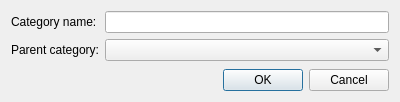
Above: src/addCategoryDialog.ui from d2uriel/Budget before the change. Below: the same form after it.
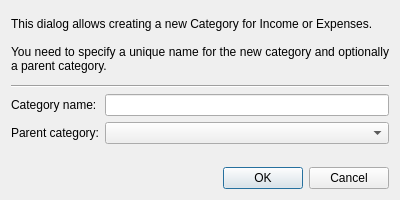
That is the form after the change.

Commit message: Added help text labels to all dialogs. They can be toggled on or off by F1 shortcut or Help > Hide help texts in dialogs.

```diff
--- a/src/addCategoryDialog.ui
+++ b/src/addCategoryDialog.ui
@@ -7,13 +7,35 @@
     <x>0</x>
     <y>0</y>
     <width>400</width>
-    <height>102</height>
+    <height>200</height>
    </rect>
   </property>
   <property name="windowTitle">
    <string>Household Budget - Add category</string>
   </property>
   <layout class="QVBoxLayout" name="verticalLayout">
+   <item>
+    <widget class="QLabel" name="label_helpText">
+     <property name="text">
+      <string>This dialog allows creating a new Category for Income or Expenses.
+
+You need to specify a unique name for the new category and optionally a parent category.</string>
+     </property>
+     <property name="alignment">
+      <set>Qt::AlignJustify|Qt::AlignVCenter</set>
+     </property>
+     <property name="wordWrap">
+      <bool>true</bool>
+     </property>
+    </widget>
+   </item>
+   <item>
+    <widget class="Line" name="line">
+     <property name="orientation">
+      <enum>Qt::Horizontal</enum>
+     </property>
+    </widget>
+   </item>
    <item>
     <layout class="QFormLayout" name="formLayout">
      <item row="0" column="0">
```
Left out of the diff: 5 changed lines with no effect on the pictures. The commit also changes 30 other files.
